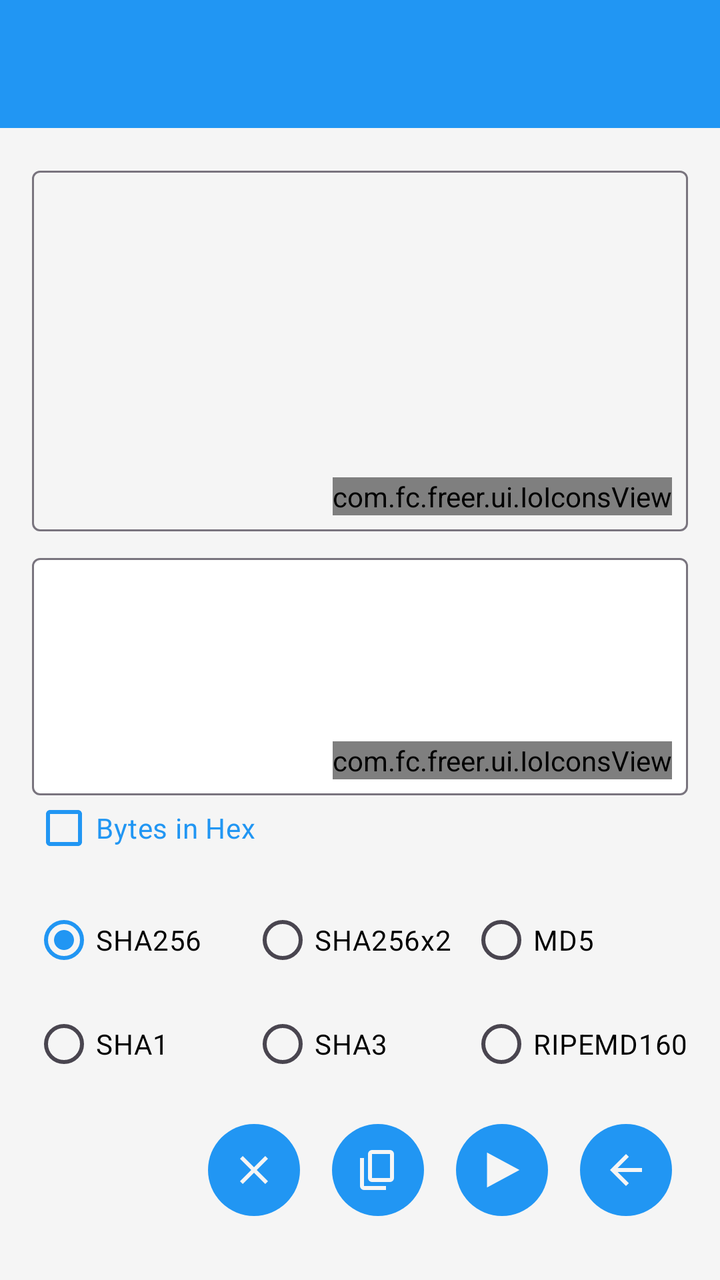
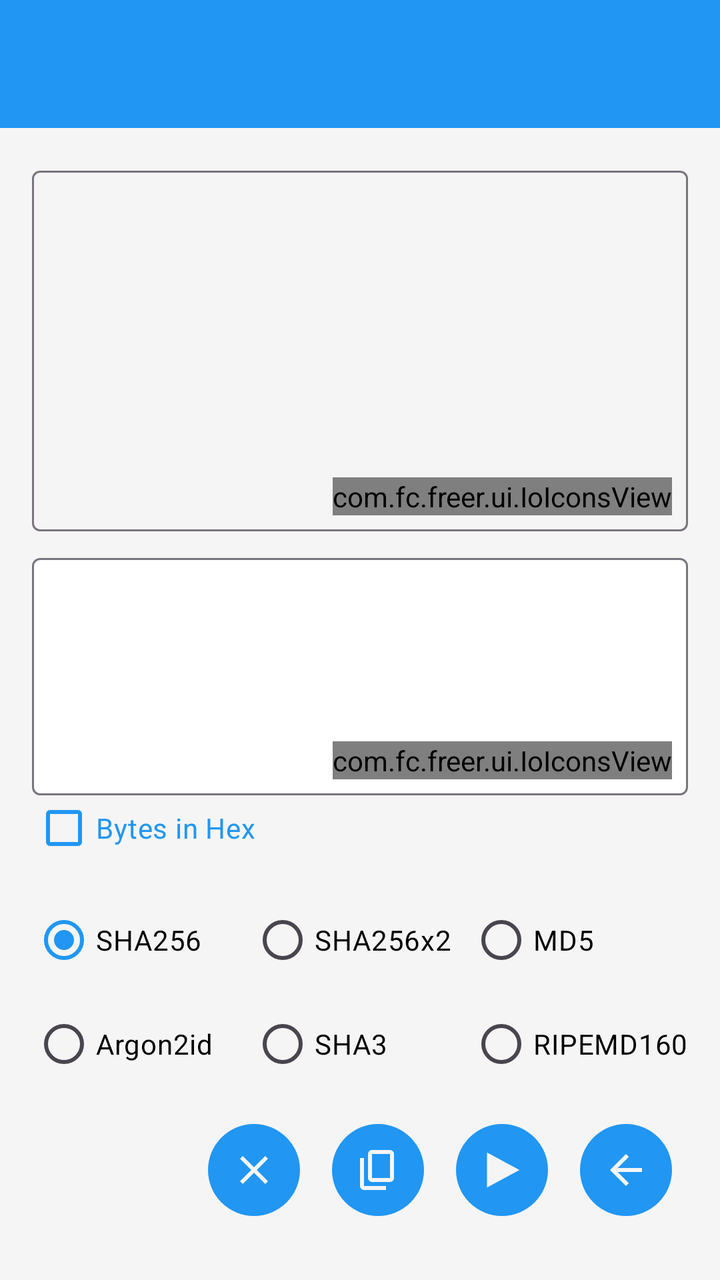

Screens rendered from an Android XML layout before and after an edit, with the pre-edit source and the edit as a unified diff.
<!-- AndroidManifest.xml: application theme Theme.Freer -->
<!-- res/layout/activity_hash.xml -->
<?xml version="1.0" encoding="utf-8"?>
<LinearLayout xmlns:android="http://schemas.android.com/apk/res/android"
    xmlns:app="http://schemas.android.com/apk/res-auto"
    android:layout_width="match_parent"
    android:layout_height="match_parent"
    android:orientation="vertical"
    android:background="@color/main_background">

    <include layout="@layout/common_toolbar" />

    
    <ScrollView
        android:layout_width="match_parent"
        android:layout_height="0dp"
        android:layout_weight="1"
        android:fillViewport="true">

        <LinearLayout
            android:layout_width="match_parent"
            android:layout_height="wrap_content"
            android:orientation="vertical"
            android:padding="16dp">

            
            <include
                android:id="@+id/resultView"
                layout="@layout/layout_text_box_with_make_qr"
                android:layout_width="match_parent"
                android:layout_height="0dp"
                android:layout_weight="3" />

            
            <include
                android:id="@+id/textView"
                layout="@layout/layout_text_input_with_scan"
                android:layout_width="match_parent"
                android:layout_height="0dp"
                android:layout_weight="2"
                android:layout_marginTop="8dp" />

            

            <com.google.android.material.checkbox.MaterialCheckBox
                android:id="@+id/asHexCheckBox"
                android:layout_width="wrap_content"
                android:layout_height="wrap_content"
                android:layout_marginStart="0dp"
                android:layout_marginTop="-8dp"
                android:text="@string/as_hex"
                android:textColor="@color/accent"
                app:buttonTint="@color/accent" />

            <RadioGroup
                android:id="@+id/optionContainer"
                android:layout_width="match_parent"
                android:layout_height="wrap_content"
                android:orientation="vertical"
                android:layout_marginTop="8dp">

                
                <LinearLayout
                    android:layout_width="match_parent"
                    android:layout_height="wrap_content"
                    android:orientation="horizontal">

                    <RadioButton
                        android:id="@+id/radioSha256"
                        style="@style/EncryptOptionRadioButton"
                        android:checked="true"
                        android:text="@string/sha256" />

                    <RadioButton
                        android:id="@+id/radioSha256x2"
                        style="@style/EncryptOptionRadioButton"
                        android:text="@string/sha256x2" />

                    <RadioButton
                        android:id="@+id/radioMd5"
                        style="@style/EncryptOptionRadioButton"
                        android:text="@string/md5" />
                </LinearLayout>

                
                <LinearLayout
                    android:layout_width="match_parent"
                    android:layout_height="wrap_content"
                    android:orientation="horizontal"
                    android:layout_marginTop="4dp">

                    <RadioButton
                        android:id="@+id/radioSha1"
                        style="@style/EncryptOptionRadioButton"
                        android:text="@string/sha1" />

                    <RadioButton
                        android:id="@+id/radioSha3"
                        style="@style/EncryptOptionRadioButton"
                        android:text="@string/sha3" />

                    <RadioButton
                        android:id="@+id/radioRipemd160"
                        style="@style/EncryptOptionRadioButton"
                        android:text="@string/ripemd160" />
                </LinearLayout>
            </RadioGroup>

            
            <LinearLayout
                android:id="@+id/buttonContainer"
                android:layout_width="match_parent"
                android:layout_height="wrap_content"
                android:orientation="horizontal"
                android:layout_marginTop="8dp"
                android:layout_marginBottom="8dp"
                android:gravity="end">

                <ImageButton
                    android:id="@+id/clearButton"
                    style="@style/ImageButtonStyle"
                    android:src="@drawable/ic_clear"
                    android:text="@string/clear" />

                <ImageButton
                    android:id="@+id/copyButton"
                    style="@style/ImageButtonStyle"
                    android:src="@drawable/ic_copy"
                    android:text="@string/copy" />

                <ImageButton
                    android:id="@+id/hashButton"
                    style="@style/ImageButtonStyle"
                    android:src="@drawable/ic_play"
                    android:text="@string/hash" />

                <ImageButton
                    android:id="@+id/back_button"
                    style="@style/ImageButtonStyle"
                    android:src="@drawable/ic_back"
                    android:contentDescription="@string/back" />
            </LinearLayout>
        </LinearLayout>
    </ScrollView>
</LinearLayout>
<!-- res/layout/common_toolbar.xml (included above) -->
<?xml version="1.0" encoding="utf-8"?>
<androidx.appcompat.widget.Toolbar xmlns:android="http://schemas.android.com/apk/res/android"
    xmlns:app="http://schemas.android.com/apk/res-auto"
    android:id="@+id/toolbar"
    android:layout_width="match_parent"
    android:layout_height="?attr/actionBarSize"
    android:background="@color/accent"
    android:theme="@style/ThemeOverlay.Freer.Toolbar">

    <LinearLayout
        android:id="@+id/toolbar_fid_container"
        android:layout_width="wrap_content"
        android:layout_height="match_parent"
        android:layout_gravity="end"
        android:orientation="horizontal"
        android:gravity="end|center_vertical"
        android:visibility="gone"
        android:clickable="true"
        android:focusable="true"
        android:paddingStart="8dp"
        android:paddingEnd="16dp"
        android:background="?android:attr/selectableItemBackground">

        <TextView
            android:id="@+id/toolbar_fid_text"
            android:layout_width="130dp"
            android:layout_height="wrap_content"
            android:textColor="@color/main_background"
            android:paddingStart="8dp"
            android:paddingEnd="4dp"
            android:textSize="14sp"
            android:maxLines="1"
            android:gravity="end"
            android:ellipsize="middle" />

        <ImageView
            android:id="@+id/toolbar_avatar"
            android:layout_width="42dp"
            android:layout_height="42dp"
            android:background="@color/accent"
            android:scaleType="centerCrop"
            android:contentDescription="@string/avatar" />

    </LinearLayout>

</androidx.appcompat.widget.Toolbar>
<!-- res/layout/layout_text_box_with_make_qr.xml (included above) -->
<?xml version="1.0" encoding="utf-8"?>
<FrameLayout xmlns:android="http://schemas.android.com/apk/res/android"
    xmlns:app="http://schemas.android.com/apk/res-auto"
    android:layout_width="match_parent"
    android:layout_height="match_parent">

    <com.google.android.material.textfield.TextInputLayout
        android:layout_width="match_parent"
        android:layout_height="match_parent"
        app:boxBackgroundColor="@android:color/transparent"
        style="@style/Widget.Material3.TextInputLayout.OutlinedBox">

        <com.google.android.material.textfield.TextInputEditText
            android:id="@+id/textBoxWithMakeQrLayout"
            android:layout_width="match_parent"
            android:layout_height="match_parent"
            android:gravity="top"
            android:inputType="textMultiLine"
            android:focusable="true"
            android:focusableInTouchMode="true"
            android:textIsSelectable="true"
            android:editable="false" />
    </com.google.android.material.textfield.TextInputLayout>

    <com.fc.freer.ui.IoIconsView
        android:id="@+id/makeQrIcon"
        android:layout_width="wrap_content"
        android:layout_height="wrap_content"
        android:layout_gravity="bottom|end"
        android:layout_margin="8dp" />
</FrameLayout>
<!-- res/layout/layout_text_input_with_scan.xml (included above) -->
<?xml version="1.0" encoding="utf-8"?>
<FrameLayout xmlns:android="http://schemas.android.com/apk/res/android"
    xmlns:app="http://schemas.android.com/apk/res-auto"
    android:layout_width="match_parent"
    android:layout_height="match_parent">

    <com.google.android.material.textfield.TextInputLayout
        android:id="@+id/textInputWithScanLayout"
        android:layout_width="match_parent"
        android:layout_height="match_parent"
        app:boxBackgroundColor="@color/input_field_background"
        style="@style/Widget.Material3.TextInputLayout.OutlinedBox">

        <com.google.android.material.textfield.TextInputEditText
            android:id="@+id/textInput"
            android:layout_width="match_parent"
            android:layout_height="match_parent"
            android:gravity="top"
            android:inputType="textMultiLine"
            android:minLines="3"
            android:paddingStart="8dp"
            android:paddingEnd="8dp"
            android:paddingBottom="40dp"
            />
    </com.google.android.material.textfield.TextInputLayout>

    <com.fc.freer.ui.IoIconsView
        android:id="@+id/scanIcon"
        android:layout_width="wrap_content"
        android:layout_height="wrap_content"
        android:layout_gravity="bottom|end"
        android:layout_margin="8dp" />
</FrameLayout>
<!-- resources referenced by this layout -->
<resources>
  <color name="accent">#2196F3</color>
  <color name="input_field_background">#FFFFFF</color>
  <color name="main_background">#F5F5F5</color>
  <!-- drawable ic_back (drawable) -->
  <vector xmlns:android="http://schemas.android.com/apk/res/android"
      android:width="24dp"
      android:height="24dp"
      android:viewportWidth="960"
      android:viewportHeight="960">
    <path
        android:pathData="m313,520 l224,224 -57,56 -320,-320 320,-320 57,56 -224,224h487v80L313,520Z"
        android:fillColor="@color/main_background"/>
  </vector>
  <!-- drawable ic_clear (drawable) -->
  <?xml version="1.0" encoding="utf-8"?>
  <vector xmlns:android="http://schemas.android.com/apk/res/android"
      android:width="24dp"
      android:height="24dp"
      android:viewportWidth="24"
      android:viewportHeight="24"
      android:tint="@color/accent">
      <path
          android:fillColor="@color/text"
          android:pathData="M19,6.41L17.59,5 12,10.59 6.41,5 5,6.41 10.59,12 5,17.59 6.41,19 12,13.41 17.59,19 19,17.59 13.41,12z"/>
  </vector>
  <!-- drawable ic_play (drawable) -->
  <vector xmlns:android="http://schemas.android.com/apk/res/android"
      android:width="32dp"
      android:height="32dp"
      android:viewportWidth="24"
      android:viewportHeight="24">
      <path
          android:fillColor="#000000"
          android:pathData="M6,5v14l13,-7z" />
  </vector>
  <string name="as_hex">Bytes in Hex</string>
  <string name="avatar">Avatar</string>
  <string name="back">Back</string>
  <string name="clear">Clear</string>
  <string name="copy">Copy</string>
  <string name="hash">Hash</string>
  <string name="md5" translatable="false">MD5</string>
  <string name="ripemd160" translatable="false">RIPEMD160</string>
  <string name="sha1" translatable="false">SHA1</string>
  <string name="sha256" translatable="false">SHA256</string>
  <string name="sha256x2" translatable="false">SHA256x2</string>
  <string name="sha3" translatable="false">SHA3</string>
  <style name="EncryptOptionRadioButton">
          <item name="android:layout_width">0dp</item>
          <item name="android:layout_height">wrap_content</item>
          <item name="android:layout_weight">1</item>
          <item name="android:textColor">@color/text</item>
          <item name="android:buttonTint">@drawable/radio_button_tint</item>
      </style>
  <style name="ImageButtonStyle">
          <item name="android:layout_width">46dp</item>
          <item name="android:layout_height">46dp</item>
          <item name="android:layout_margin">8dp</item>
          <item name="android:background">@drawable/bg_round_accent</item>
          <item name="android:tint">@color/main_background</item>
          <item name="android:scaleType">centerInside</item>
          <item name="android:padding">8dp</item>
      </style>
  <style name="ThemeOverlay.Freer.Toolbar" parent="ThemeOverlay.AppCompat.ActionBar">
          <item name="android:textColorPrimary">@color/main_background</item>
          <item name="android:textColorSecondary">@color/main_background</item>
      </style>
  <style name="Theme.Freer" parent="Base.Theme.Freer" />
  <color name="text">#000000</color>
  <!-- drawable radio_button_tint (drawable) -->
  <?xml version="1.0" encoding="utf-8"?>
  <selector xmlns:android="http://schemas.android.com/apk/res/android">
      <item android:color="@color/text" android:state_checked="true" />
      <item android:color="@color/text" android:state_enabled="false" />
      <item android:color="@color/text" />
  </selector>
  <!-- drawable bg_round_accent (drawable) -->
  <?xml version="1.0" encoding="utf-8"?>
  <shape xmlns:android="http://schemas.android.com/apk/res/android"
      android:shape="oval">
      <solid android:color="@color/accent" />
  </shape>
  <!-- unchanged entries left out for length: 2 -->
</resources>

<!-- the commit's change to res/layout/activity_hash.xml (unified diff, before → after) -->
@@ -88,9 +88,9 @@
                     android:layout_marginTop="4dp">
 
                     <RadioButton
-                        android:id="@+id/radioSha1"
-                        style="@style/EncryptOptionRadioButton"
-                        android:text="@string/sha1" />
+                        android:id="@+id/radioArgon2id"
+                        style="@style/EncryptOptionRadioButton"
+                        android:text="@string/argon2id" />
 
                     <RadioButton
                         android:id="@+id/radioSha3"
<!-- resource entries referenced after the edit -->
@@ -35,6 +35,7 @@
           android:fillColor="#000000"
           android:pathData="M6,5v14l13,-7z" />
   </vector>
+  <string name="argon2id" translatable="false">Argon2id</string>
   <string name="as_hex">Bytes in Hex</string>
   <string name="avatar">Avatar</string>
   <string name="back">Back</string>
@@ -43,7 +44,6 @@
   <string name="hash">Hash</string>
   <string name="md5" translatable="false">MD5</string>
   <string name="ripemd160" translatable="false">RIPEMD160</string>
-  <string name="sha1" translatable="false">SHA1</string>
   <string name="sha256" translatable="false">SHA256</string>
   <string name="sha256x2" translatable="false">SHA256x2</string>
   <string name="sha3" translatable="false">SHA3</string>
